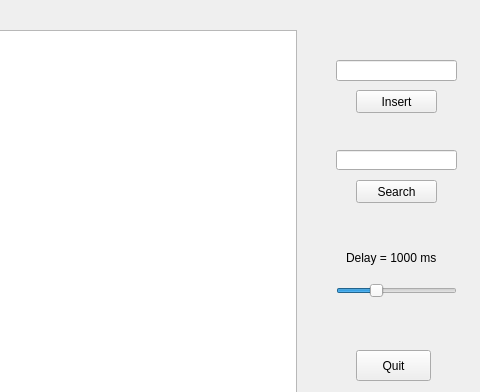
Old version of the form Visualizer/treewidget.ui in the repository sauzzon/Visualization; both pictures show x 894 to 1374 and y 0 to 392 of the 1374 by 720 pixel window.
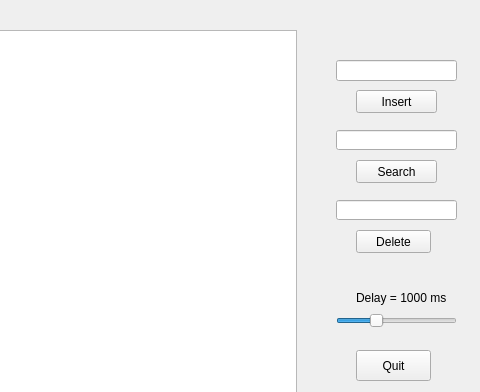
New version of the form.

Diff of the .ui file:
```diff
--- a/Visualizer/treewidget.ui
+++ b/Visualizer/treewidget.ui
@@ -69,7 +69,7 @@
    <property name="geometry">
     <rect>
      <x>1230</x>
-     <y>150</y>
+     <y>130</y>
      <width>121</width>
      <height>20</height>
     </rect>
@@ -79,7 +79,7 @@
    <property name="geometry">
     <rect>
      <x>1250</x>
-     <y>180</y>
+     <y>160</y>
      <width>81</width>
      <height>23</height>
     </rect>
@@ -92,7 +92,7 @@
    <property name="geometry">
     <rect>
      <x>1230</x>
-     <y>280</y>
+     <y>310</y>
      <width>121</width>
      <height>22</height>
     </rect>
@@ -119,8 +119,8 @@
   <widget class="QLabel" name="delayLabel">
    <property name="geometry">
     <rect>
-     <x>1240</x>
-     <y>250</y>
+     <x>1250</x>
+     <y>290</y>
      <width>101</width>
      <height>16</height>
     </rect>
@@ -129,6 +129,29 @@
     <string>Delay = 1000 ms</string>
    </property>
   </widget>
+  <widget class="QLineEdit" name="deleteValue">
+   <property name="geometry">
+    <rect>
+     <x>1230</x>
+     <y>200</y>
+     <width>121</width>
+     <height>20</height>
+    </rect>
+   </property>
+  </widget>
+  <widget class="QPushButton" name="deleteButton">
+   <property name="geometry">
+    <rect>
+     <x>1250</x>
+     <y>230</y>
+     <width>75</width>
+     <height>23</height>
+    </rect>
+   </property>
+   <property name="text">
+    <string>Delete</string>
+   </property>
+  </widget>
  </widget>
  <resources/>
  <connections/>
```
